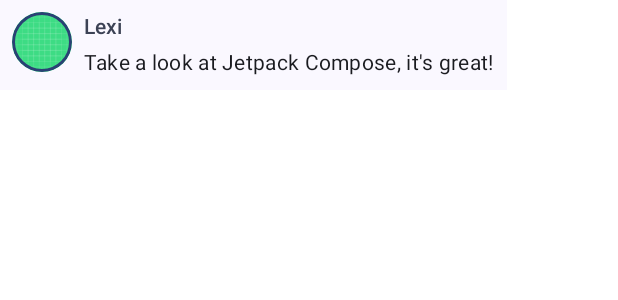
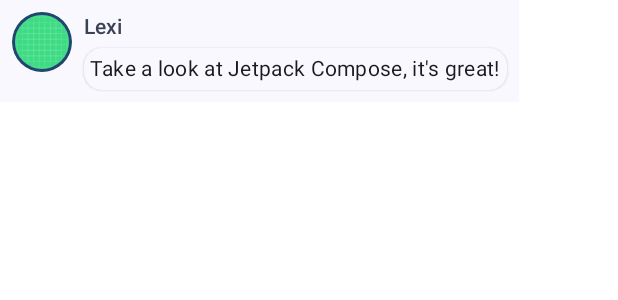
Before and after one commit to PauloLajos/AndroidJetpackComposePractices, an Android app built with Jetpack Compose: the @Preview function PreviewMessageCard, on a phone screen of 412 x 824 dp. Shown: the top 300 px of the screen. Run offline under Robolectric (Android 15) with nearby library versions, the phone set to English and light mode, and no system bars.

Commit message:
Lesson 3: Material Design - Shape

```diff
--- a/ComposeTutorialRepeat/app/src/main/java/hu/paulolajos/composetutorialrepeat/MainActivity.kt
+++ b/ComposeTutorialRepeat/app/src/main/java/hu/paulolajos/composetutorialrepeat/MainActivity.kt
@@ -58,7 +58,11 @@ fun MessageCard(msg: Message) {
                 // Clip image to be shaped as a circle
                 .clip(CircleShape)
                 // Color
-                .border(1.5.dp, MaterialTheme.colorScheme.primary, CircleShape)
+                .border(
+                    1.5.dp,
+                    MaterialTheme.colorScheme.primary,
+                    CircleShape
+                )
         )
 
         // Add a horizontal space between the image and the column
@@ -72,10 +76,17 @@ fun MessageCard(msg: Message) {
             )
             // Add a vertical space between the author and message texts
             Spacer(modifier = Modifier.height(4.dp))
-            Text(
-                text = msg.body,
-                style = MaterialTheme.typography.bodyMedium
-            )
+            Surface(
+                shape = MaterialTheme.shapes.medium,
+                shadowElevation = 1.dp
+            ) {
+                Text(
+                    text = msg.body,
+                    modifier = Modifier.padding(all = 4.dp),
+                    style = MaterialTheme.typography.bodyMedium
+                )
+            }
+
         }
     }
 }
```
